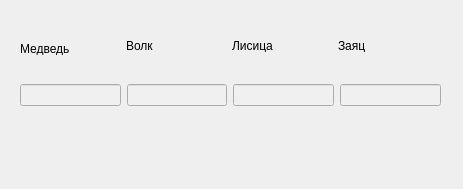
Before: the Qt Designer form Python/I/11-ZOO/2/form.ui in a6461/Qt-PyQt, drawn with Qt 5.
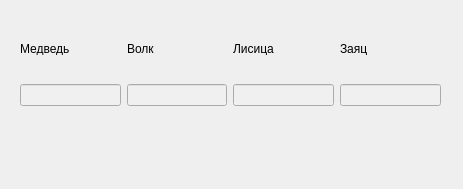
After: the same form once the commit is applied. Custom widgets are drawn as their Qt base class.

```diff
--- a/Python/I/11-ZOO/2/form.ui
+++ b/Python/I/11-ZOO/2/form.ui
@@ -32,8 +32,8 @@
   <widget class="DragDropLabel" name="label_2">
    <property name="geometry">
     <rect>
-     <x>126</x>
-     <y>39</y>
+     <x>127</x>
+     <y>42</y>
      <width>32</width>
      <height>13</height>
     </rect>
@@ -45,8 +45,8 @@
   <widget class="DragDropLabel" name="label_3">
    <property name="geometry">
     <rect>
-     <x>232</x>
-     <y>39</y>
+     <x>233</x>
+     <y>42</y>
      <width>45</width>
      <height>13</height>
     </rect>
@@ -58,8 +58,8 @@
   <widget class="DragDropLabel" name="label_4">
    <property name="geometry">
     <rect>
-     <x>338</x>
-     <y>39</y>
+     <x>340</x>
+     <y>42</y>
      <width>32</width>
      <height>13</height>
     </rect>
```
